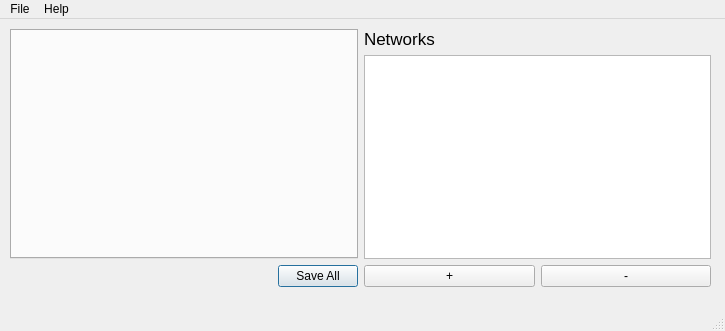
Before: the Qt Designer form src/gui/QT/mainwindow.ui in mit-spbau-ru/Syrop, drawn with Qt 5.
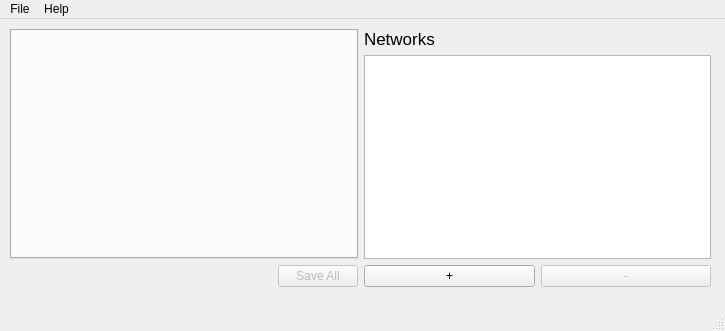
After: the same form once the commit is applied.

Commit message: mainWindow deisbles buttons

Diff of the .ui file:
```diff
--- a/src/gui/QT/mainwindow.ui
+++ b/src/gui/QT/mainwindow.ui
@@ -62,6 +62,9 @@
        </item>
        <item>
         <widget class="QDialogButtonBox" name="buttonBoxSettings">
+         <property name="enabled">
+          <bool>false</bool>
+         </property>
          <property name="standardButtons">
           <set>QDialogButtonBox::SaveAll</set>
          </property>
@@ -104,6 +107,9 @@
          </item>
          <item>
           <widget class="QPushButton" name="pushButtonNetworkRemove">
+           <property name="enabled">
+            <bool>false</bool>
+           </property>
            <property name="text">
             <string>-</string>
            </property>
```
The commit also changes 3 other files.
